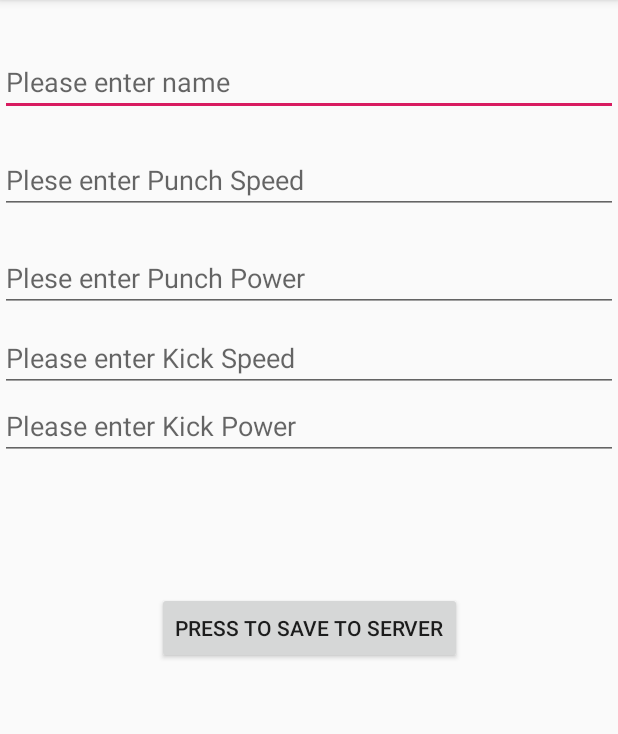
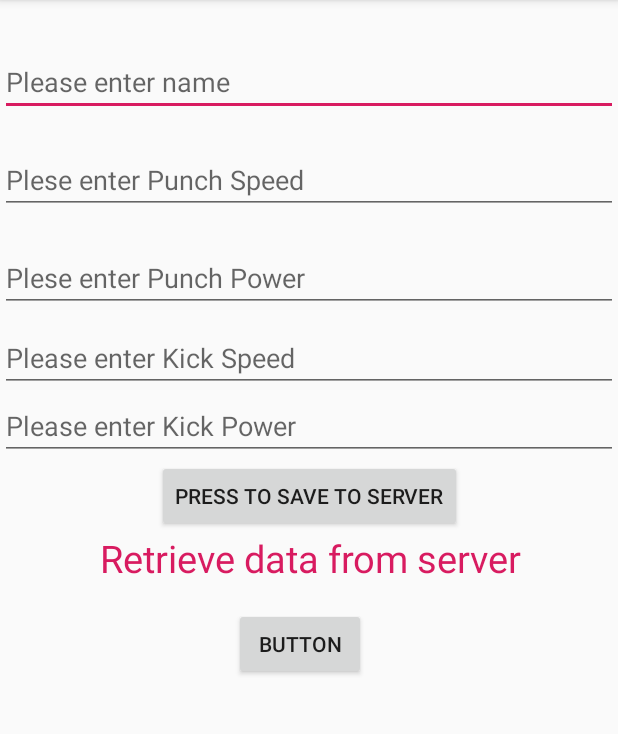
Before and after one commit to NamanGupt/InstagramClone, an Android app: the screen it shows after launch (MainActivity), on a phone screen of 412 x 824 dp, the part 84-818 px from its top. Run offline under Robolectric (Android 15) with nearby library versions, the phone set to English and light mode, and no system bars; libraries missing offline, so code that uses them is left out: com.parse, com.shashank.sony; 1 statement that could not run was skipped.

Commit message:
Retrieving data from parse server

```diff
--- a/app/src/main/java/gupta/naman/instagramclone/MainActivity.java
+++ b/app/src/main/java/gupta/naman/instagramclone/MainActivity.java
@@ -5,17 +5,25 @@ import android.os.Bundle;
 import android.view.View;
 import android.widget.Button;
 import android.widget.EditText;
+import android.widget.TextView;
 import android.widget.Toast;
 
+import com.parse.FindCallback;
+import com.parse.GetCallback;
 import com.parse.ParseException;
 import com.parse.ParseObject;
+import com.parse.ParseQuery;
 import com.parse.SaveCallback;
 import com.shashank.sony.fancytoastlib.FancyToast;
 
+import java.util.List;
+
 public class MainActivity extends AppCompatActivity {
 
-    Button btn;
+    Button btn,btn2;
     EditText edtName,edtPunchSpeed,edtPunchPower,edtKickSpeed,edtKickPower;
+    TextView tv;
+    String all;
 
     @Override
     protected void onCreate(Bundle savedInstanceState) {
@@ -49,6 +57,51 @@ public class MainActivity extends AppCompatActivity {
                 });
             }
         });
+//TO RETRIEVE DATA FROM SERVER
+        tv=findViewById(R.id.textView);
+        tv.setOnClickListener(new View.OnClickListener(){
+            @Override
+            public void onClick(View v) {
+                ParseQuery<ParseObject> parse=ParseQuery.getQuery("submit");
+                parse.getInBackground("Gaeokvcgip", new GetCallback<ParseObject>() {
+                    @Override
+                    public void done(ParseObject object, ParseException e) {
+                        if(object!=null && e==null)
+                        {
+                            tv.setText(object.get("name").toString()+"Punch Speed"+object.get("PunchSpeed"));
+                        }
+                    }
+                });
+            }
+        });
+
+        //to retrieve all objects at once
+        btn2=findViewById(R.id.button);
+        all="";
+        btn2.setOnClickListener(new View.OnClickListener(){
+            @Override
+            public void onClick(View v) {
+                ParseQuery<ParseObject> parseAll=ParseQuery.getQuery("submit");
+                parseAll.findInBackground(new FindCallback<ParseObject>() {
+                    @Override
+                    public void done(List<ParseObject> objects, ParseException e) {
+                        if(e==null)
+                        {
+                            if(objects.size()>0)
+                            {
+                                for(ParseObject p:objects)
+                                {
+                                    all+=p.get("name")+"\n";
+                                }
+
+                            }
+                            FancyToast.makeText(MainActivity.this,all,Toast.LENGTH_LONG,FancyToast.SUCCESS,false).show();
+
+                        }
+                    }
+                });
+            }
+        });
 
 
     }
--- a/app/src/main/res/layout/activity_main.xml
+++ b/app/src/main/res/layout/activity_main.xml
@@ -72,9 +72,29 @@
         android:id="@+id/btn"
         android:layout_width="wrap_content"
         android:layout_height="wrap_content"
-        android:layout_marginTop="88dp"
         android:text="Press to save to server"
         app:layout_constraintEnd_toEndOf="parent"
         app:layout_constraintStart_toStartOf="parent"
         app:layout_constraintTop_toBottomOf="@+id/editkp" />
+
+    <TextView
+        android:id="@+id/textView"
+        android:layout_width="wrap_content"
+        android:layout_height="wrap_content"
+        android:layout_marginEnd="64dp"
+        android:text="Retrieve data from server"
+        android:textColor="@color/colorAccent"
+        android:textSize="25sp"
+        app:layout_constraintEnd_toEndOf="parent"
+        app:layout_constraintTop_toBottomOf="@+id/btn" />
+
+    <Button
+        android:id="@+id/button"
+        android:layout_width="wrap_content"
+        android:layout_height="wrap_content"
+        android:layout_marginTop="16dp"
+        android:layout_marginEnd="168dp"
+        android:text="Button"
+        app:layout_constraintEnd_toEndOf="parent"
+        app:layout_constraintTop_toBottomOf="@+id/textView" />
 </android.support.constraint.ConstraintLayout>
```
